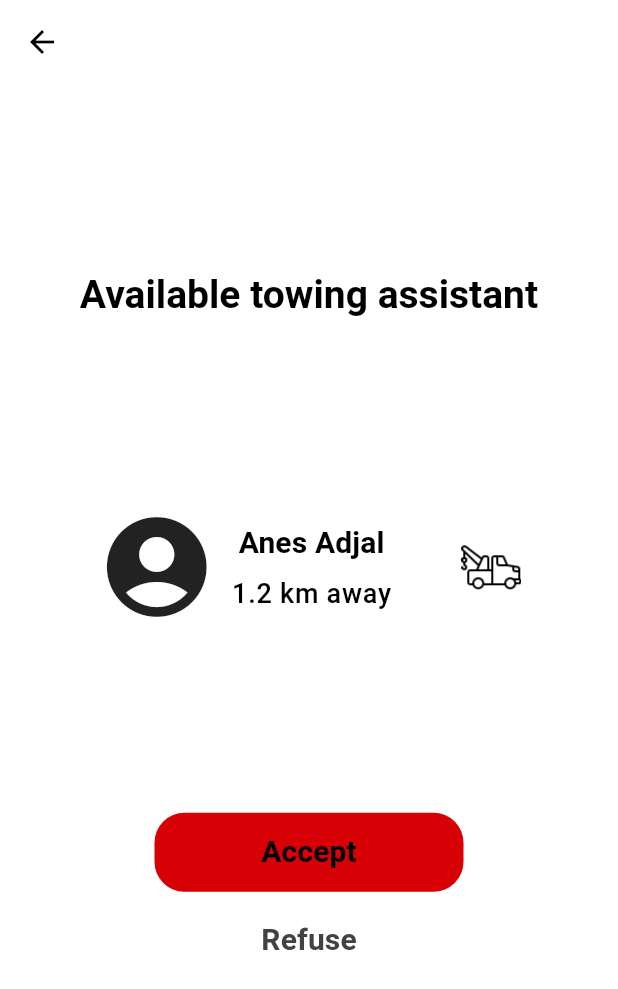
After one commit to aamxh/depannini, a Flutter app: the TowingAssistantV screen opened directly, on a phone screen of 412 x 824 dp. The commit adds this screen. Shown: the top 989 px of the screen. Run offline on Flutter 3.47's test engine with Material 3 defaults, Android fonts, the phone set to English and light mode, and no system bars; our stand-ins replace dio, email_validator, firebase_auth, firebase_core, flutter_local_notifications, get and 5 more; missing offline and left inert: email_otp; accounts and stored records are empty.

Commit message:
added towing/repair assistant views

```diff
--- a/depannini-assistant/lib/app/settings/settings_view.dart
+++ b/depannini-assistant/lib/app/settings/settings_view.dart
@@ -65,6 +65,11 @@ class SettingsV extends StatelessWidget {
               children: [
                 SizedBox(height: size.height * 0.03,),
                 SettingsTileW(
+                  title: 'Change password',
+                  icon: Icons.lock_rounded,
+                ),
+                SizedBox(height: size.height * 0.03,),
+                SettingsTileW(
                   title: 'Privacy policy',
                   icon: Icons.my_library_books,
                 ),
--- /dev/null
+++ b/depannini-user/lib/app/assistance/location_view_model.dart
@@ -0,0 +1,5 @@
+import 'package:get/get.dart';
+
+class LocationVM extends GetxController {
+
+}
--- a/depannini-user/lib/app/assistance/repair/repair_view.dart
+++ b/depannini-user/lib/app/assistance/repair/repair_view.dart
@@ -1,4 +1,6 @@
-import 'package:depannini_user/app/assistance/accepted_request_view.dart';
+import 'package:depannini_user/app/assistance/repair/repair_assistant_view.dart';
+import 'package:depannini_user/app/assistance/towing/towing_assistant_view.dart';
+import 'package:depannini_user/app/assistance/location_view.dart';
 import 'package:depannini_user/app/assistance/location_field_widget.dart';
 import 'package:depannini_user/core/constants.dart';
 import 'package:flutter/material.dart';
@@ -78,7 +80,7 @@ class RepairV extends StatelessWidget {
                 child: ElevatedButton(
                   onPressed: () {
                     if (_formKey.currentState!.validate()) {
-                      Get.to(() => AcceptedRequestV());
+                      Get.to(() => RepairAssistantV());
                     }
                   },
                   style: ElevatedButton.styleFrom(
--- /dev/null
+++ b/depannini-user/lib/app/assistance/towing/towing_assistant_view.dart
@@ -0,0 +1,97 @@
+import 'package:depannini_user/core/constants.dart';
+import 'package:flutter/material.dart';
+import 'package:get/get.dart';
+
+class TowingAssistantV extends StatelessWidget {
+
+  const TowingAssistantV({super.key});
+
+  @override
+  Widget build(BuildContext context) {
+    final size = MediaQuery.of(context).size;
+    final theme = Theme.of(context);
+    return Scaffold(
+      appBar: AppBar(),
+      body: SingleChildScrollView(
+        padding: EdgeInsets.symmetric(horizontal: size.width * 0.1),
+        child: Column(
+          children: [
+            SizedBox(height: size.height * 0.15,),
+            Text(
+              'Available towing assistant',
+              style: theme.textTheme.headlineSmall,
+            ),
+            SizedBox(height: size.height * 0.15,),
+            Row(
+              mainAxisAlignment: MainAxisAlignment.spaceAround,
+              children: [
+                Row(
+                  children: [
+                    Icon(
+                      Icons.account_circle_rounded,
+                      size: 80,
+                    ),
+                    SizedBox(width: 10,),
+                    Column(
+                      children: [
+                        Text(
+                          'Anes Adjal',
+                          style: theme.textTheme.titleSmall,
+                        ),
+                        SizedBox(height: 5,),
+                        Text(
+                          '1.2 km away',
+                          style: theme.textTheme.bodyLarge,
+                        ),
+                      ],
+                    ),
+                  ],
+                ),
+                Image.asset(
+                  theme.scaffoldBackgroundColor == Colors.white ?
+                  'assets/icons/towing_light.png' :
+                  'assets/icons/towing_dark.png',
+                  width: 40,
+                ),
+              ],
+            ),
+            SizedBox(height: size.height * 0.15,),
+            Center(
+              child: ElevatedButton(
+                onPressed: () {
+
+                },
+                style: ElevatedButton.styleFrom(
+                  fixedSize: Size(size.width * 0.5, size.height * 0.064),
+                  elevation: 0,
+                ),
+                child: Text(
+                  'Accept',
+                  style: theme.textTheme.titleSmall,
+                ),
+              ),
+            ),
+            SizedBox(height: size.height * 0.01,),
+            Center(
+              child: TextButton(
+                onPressed: () {
+                  Get.back();
+                },
+                child: Text(
+                  'Refuse',
+                  style: theme.textTheme.titleSmall!.copyWith(
+                    color: theme.scaffoldBackgroundColor == Colors.white ?
+                    MyConstants.darkGrey : MyConstants.lightGrey,
+                  ),
+                ),
+              ),
+            ),
+            SizedBox(height: size.height * 0.02,),
+            SizedBox(height: size.height * 0.02,),
+          ],
+        ),
+      ),
+    );
+  }
+
+}
--- a/depannini-user/lib/app/assistance/towing/towing_view.dart
+++ b/depannini-user/lib/app/assistance/towing/towing_view.dart
@@ -1,4 +1,5 @@
-import 'package:depannini_user/app/assistance/accepted_request_view.dart';
+import 'package:depannini_user/app/assistance/towing/towing_assistant_view.dart';
+import 'package:depannini_user/app/assistance/location_view.dart';
 import 'package:depannini_user/app/assistance/location_field_widget.dart';
 import 'package:depannini_user/core/constants.dart';
 import 'package:flutter/material.dart';
@@ -69,7 +70,7 @@ class TowingV extends StatelessWidget {
             Center(
               child: ElevatedButton(
                 onPressed: () {
-                  Get.to(() => AcceptedRequestV());
+                  Get.to(() => TowingAssistantV());
                 },
                 style: ElevatedButton.styleFrom(
                   fixedSize: Size(size.width * 0.6, size.height * 0.064),
--- a/depannini-user/lib/app/main/enable_location_view.dart
+++ b/depannini-user/lib/app/main/enable_location_view.dart
@@ -1,9 +1,9 @@
 import 'package:depannini_user/core/constants.dart';
 import 'package:flutter/material.dart';
 
-class LocationV extends StatelessWidget {
+class EnableLocationV extends StatelessWidget {
 
-  const LocationV({super.key});
+  const EnableLocationV({super.key});
 
   @override
   Widget build(BuildContext context) {
--- a/depannini-user/lib/app/settings/settings_view.dart
+++ b/depannini-user/lib/app/settings/settings_view.dart
@@ -65,6 +65,11 @@ class SettingsV extends StatelessWidget {
               children: [
                 SizedBox(height: size.height * 0.03,),
                 SettingsTileW(
+                  title: 'Change password',
+                  icon: Icons.lock_rounded,
+                ),
+                SizedBox(height: size.height * 0.03,),
+                SettingsTileW(
                   title: 'Privacy policy',
                   icon: Icons.my_library_books,
                 ),
```
Also changed, not shown: depannini-assistant/lib/app/settings/change_password_view.dart (added, +20 -0 lines), depannini-user/lib/app/assistance/location_view.dart (renamed from depannini-user/lib/app/assistance/accepted_request_view.dart, +43 -7 lines), depannini-user/lib/app/assistance/repair/repair_assistant_view.dart (added, +97 -0 lines), depannini-user/lib/app/settings/change_password_view.dart (added, +24 -0 lines), 4 other files.
